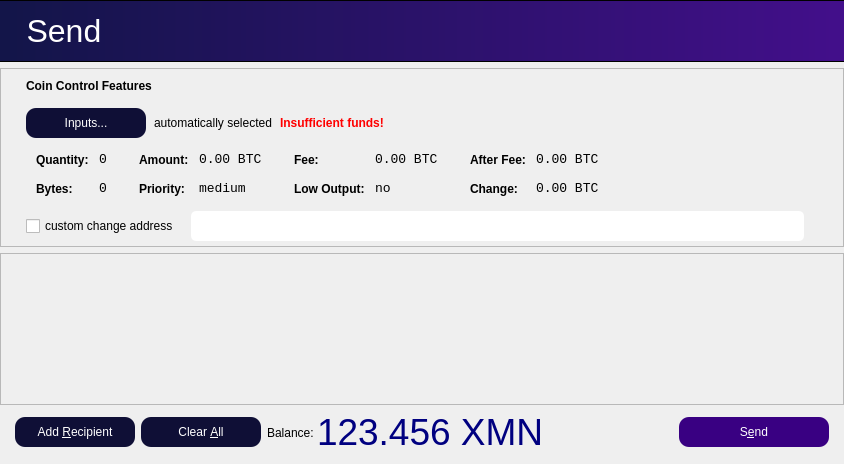
Before: the Qt Designer form src/qt/forms/sendcoinsdialog.ui in noirofficial/noir, drawn with Qt 5.
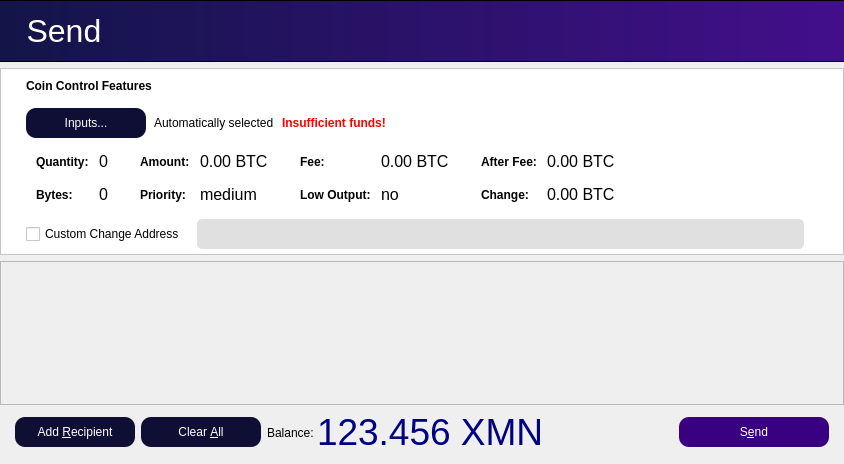
After: the same form once the commit is applied.

```diff
--- a/src/qt/forms/sendcoinsdialog.ui
+++ b/src/qt/forms/sendcoinsdialog.ui
@@ -144,6 +144,9 @@
        <height>16777215</height>
       </size>
      </property>
+     <property name="styleSheet">
+      <string notr="true">background-color: rgb(255, 255, 255);</string>
+     </property>
      <property name="frameShape">
       <enum>QFrame::StyledPanel</enum>
      </property>
@@ -231,7 +234,7 @@
           <item>
            <widget class="QLabel" name="labelCoinControlAutomaticallySelected">
             <property name="text">
-             <string>automatically selected</string>
+             <string>Automatically selected</string>
             </property>
             <property name="margin">
              <number>5</number>
@@ -347,8 +350,8 @@
                 <widget class="QLabel" name="labelCoinControlQuantity">
                  <property name="font">
                   <font>
-                   <family>Monospace</family>
-                   <pointsize>10</pointsize>
+                   <family>Lucida Grande</family>
+                   <pointsize>12</pointsize>
                   </font>
                  </property>
                  <property name="cursor">
@@ -382,8 +385,8 @@
                 <widget class="QLabel" name="labelCoinControlBytes">
                  <property name="font">
                   <font>
-                   <family>Monospace</family>
-                   <pointsize>10</pointsize>
+                   <family>Lucida Grande</family>
+                   <pointsize>12</pointsize>
                   </font>
                  </property>
                  <property name="cursor">
@@ -436,8 +439,8 @@
                 <widget class="QLabel" name="labelCoinControlAmount">
                  <property name="font">
                   <font>
-                   <family>Monospace</family>
-                   <pointsize>10</pointsize>
+                   <family>Lucida Grande</family>
+                   <pointsize>12</pointsize>
                   </font>
                  </property>
                  <property name="cursor">
@@ -468,8 +471,8 @@
                 <widget class="QLabel" name="labelCoinControlPriority">
                  <property name="font">
                   <font>
-                   <family>Monospace</family>
-                   <pointsize>10</pointsize>
+                   <family>Lucida Grande</family>
+                   <pointsize>12</pointsize>
                   </font>
                  </property>
                  <property name="cursor">
@@ -522,8 +525,8 @@
                 <widget class="QLabel" name="labelCoinControlFee">
                  <property name="font">
                   <font>
-                   <family>Monospace</family>
-                   <pointsize>10</pointsize>
+                   <family>Lucida Grande</family>
+                   <pointsize>12</pointsize>
                   </font>
                  </property>
                  <property name="cursor">
@@ -554,8 +557,8 @@
                 <widget class="QLabel" name="labelCoinControlLowOutput">
                  <property name="font">
                   <font>
-                   <family>Monospace</family>
-                   <pointsize>10</pointsize>
+                   <family>Lucida Grande</family>
+                   <pointsize>12</pointsize>
                   </font>
                  </property>
                  <property name="cursor">
@@ -608,8 +611,8 @@
                 <widget class="QLabel" name="labelCoinControlAfterFee">
                  <property name="font">
                   <font>
-                   <family>Monospace</family>
-                   <pointsize>10</pointsize>
+                   <family>Lucida Grande</family>
+                   <pointsize>12</pointsize>
                   </font>
                  </property>
                  <property name="cursor">
@@ -640,8 +643,8 @@
                 <widget class="QLabel" name="labelCoinControlChange">
                  <property name="font">
                   <font>
-                   <family>Monospace</family>
-                   <pointsize>10</pointsize>
+                   <family>Lucida Grande</family>
+                   <pointsize>12</pointsize>
                   </font>
                  </property>
                  <property name="cursor">
@@ -682,7 +685,7 @@
           <item>
            <widget class="QCheckBox" name="checkBoxCoinControlChange">
             <property name="text">
-             <string>custom change address</string>
+             <string>Custom Change Address</string>
             </property>
            </widget>
           </item>
@@ -701,7 +704,9 @@
              <string notr="true">border-radius:5px;
 border-style:solid;
 height:30px;
-border-color:gray;</string>
+border-color:gray;
+border-width:thin;
+background-color:rgb(224,224,224);</string>
             </property>
            </widget>
           </item>
```
